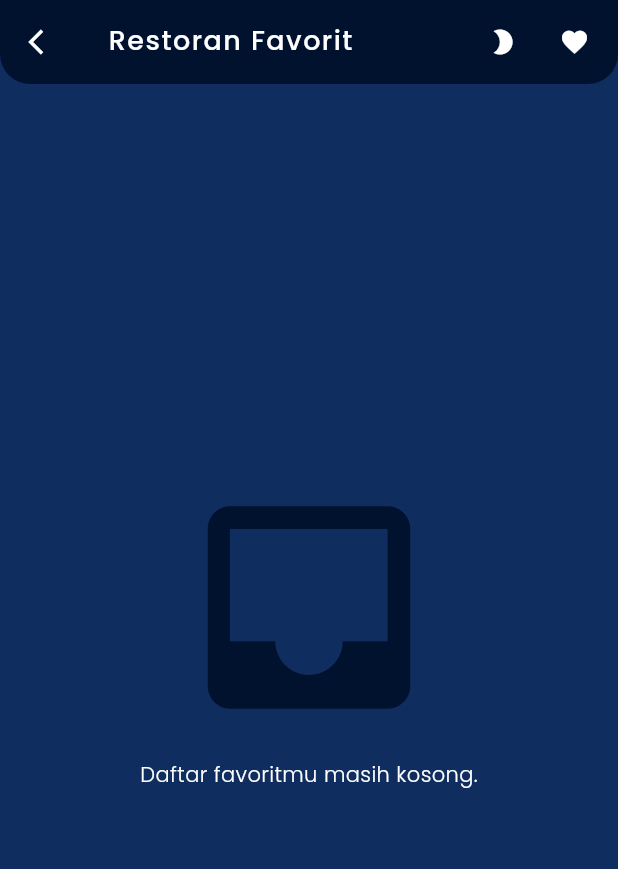
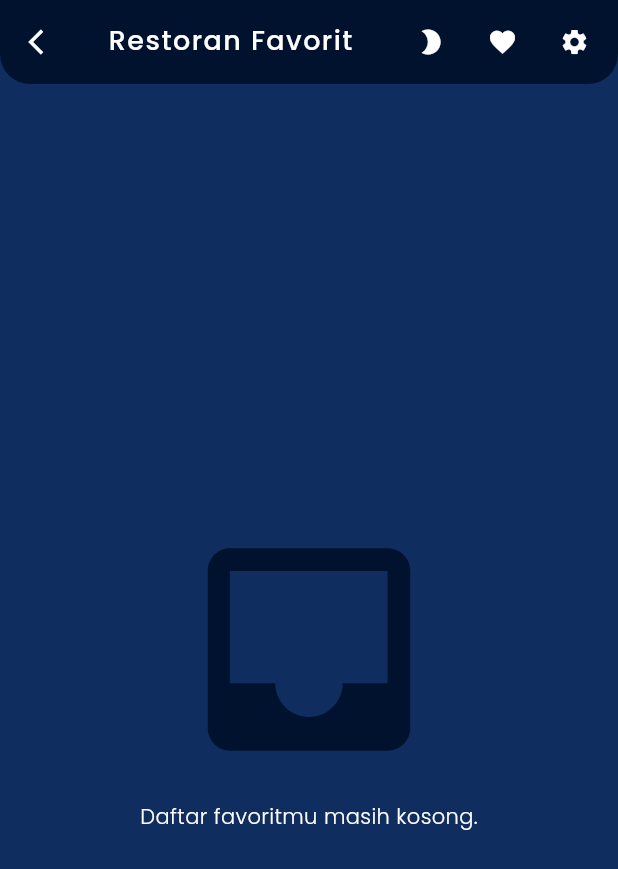
Before and after one commit to budigunawan99/wonderfood, a Flutter app: the FavoriteScreen screen opened by its route, after a tap on the "brightness 4" icon, on a phone screen of 412 x 824 dp. Shown: the top 869 px of the screen. Run offline on Flutter 3.47's test engine with Material 3 defaults, Android fonts, the phone set to English and light mode, and no system bars; our stand-ins replace flutter_rating_bar, shared_preferences, shimmer, sqflite; accounts and stored records are empty; network calls fail.

Commit message:
save theme and settings preferences

```diff
--- /dev/null
+++ b/lib/data/local/theme_shared_preferences_service.dart
@@ -0,0 +1,29 @@
+import 'dart:async';
+
+import 'package:shared_preferences/shared_preferences.dart';
+
+class ThemeSharedPreferencesService {
+  final SharedPreferences _preferences;
+
+  ThemeSharedPreferencesService(this._preferences);
+
+  static const String themeKey = 'WONDERFOOD_THEME';
+
+  Future<void> saveTheme(bool currentTheme) async {
+    try {
+      await _preferences.setBool(themeKey, currentTheme);
+    } catch (e) {
+      if (e is TimeoutException) {
+        throw Exception('Waktu habis. Coba lagi nanti.');
+      } else if (e is FormatException) {
+        throw Exception('Gagal loading data. Coba lagi nanti.');
+      } else {
+        throw Exception("Terjadi kesalahan. Mohon coba lagi nanti.");
+      }
+    }
+  }
+
+  bool getTheme() {
+    return _preferences.getBool(themeKey) ?? false;
+  }
+}
--- a/lib/provider/theme_provider.dart
+++ b/lib/provider/theme_provider.dart
@@ -5,8 +5,8 @@ class ThemeProvider with ChangeNotifier {
 
   bool get isDarkMode => _isDarkMode;
 
-  void setDarkMode() {
-    _isDarkMode = !_isDarkMode;
+  void setDarkMode(bool mode) {
+    _isDarkMode = mode;
     notifyListeners();
   }
 }
--- /dev/null
+++ b/lib/provider/theme_shared_preferences_provider.dart
@@ -0,0 +1,34 @@
+import 'package:flutter/widgets.dart';
+import 'package:wonderfood/data/local/theme_shared_preferences_service.dart';
+
+class ThemeSharedPreferencesProvider extends ChangeNotifier {
+  final ThemeSharedPreferencesService _service;
+
+  ThemeSharedPreferencesProvider(this._service);
+
+  String _message = "";
+  String get message => _message;
+
+  bool? _currentTheme;
+  bool? get currentTheme => _currentTheme;
+
+  Future<void> saveTheme(bool theme) async {
+    try {
+      await _service.saveTheme(theme);
+      _message = "Mode tema anda sudah tersimpan";
+    } catch (e) {
+      _message = "Mode tema anda gagal tersimpan";
+    }
+    notifyListeners();
+  }
+
+  void getTheme() async {
+    try {
+      _currentTheme = _service.getTheme();
+      _message = "Berhasil loading tema";
+    } catch (e) {
+      _message = "Gagal loading tema";
+    }
+    notifyListeners();
+  }
+}
--- a/lib/screen/common/rounded_sliver_app_bar.dart
+++ b/lib/screen/common/rounded_sliver_app_bar.dart
@@ -30,6 +30,18 @@ class RoundedSliverAppBar extends StatelessWidget
               icon: Padding(
                 padding: const EdgeInsets.only(right: 10.0),
                 child: Icon(Icons.favorite, size: 20),
+              ),
+            ),
+            IconButton(
+              onPressed: () {
+                Navigator.pushNamed(
+                  context,
+                  NavigationRoute.settingsRoute.name,
+                );
+              },
+              icon: Padding(
+                padding: const EdgeInsets.only(right: 10.0),
+                child: Icon(Icons.settings, size: 20),
               ),
             ),
           ],
--- a/lib/screen/common/theme_switcher.dart
+++ b/lib/screen/common/theme_switcher.dart
@@ -1,16 +1,56 @@
 import 'package:flutter/material.dart';
 import 'package:provider/provider.dart';
 import 'package:wonderfood/provider/theme_provider.dart';
+import 'package:wonderfood/provider/theme_shared_preferences_provider.dart';
+import 'package:wonderfood/style/colors/wonderfood_colors.dart';
 
-class ThemeSwitcher extends StatelessWidget {
+class ThemeSwitcher extends StatefulWidget {
   const ThemeSwitcher({super.key});
 
   @override
+  State<ThemeSwitcher> createState() => _ThemeSwitcherState();
+}
+
+class _ThemeSwitcherState extends State<ThemeSwitcher> {
+  @override
+  void initState() {
+    super.initState();
+    final themeSharedPreferencesProvider =
+        context.read<ThemeSharedPreferencesProvider>();
+    final themeProvider = context.read<ThemeProvider>();
+
+    Future.microtask(() async {
+      themeSharedPreferencesProvider.getTheme();
+      final theme = themeSharedPreferencesProvider.currentTheme;
+      if (theme != null) {
+        themeProvider.setDarkMode(theme);
+      }
+    });
+  }
+
+  @override
   Widget build(BuildContext context) {
-    return Consumer<ThemeProvider>(builder: (context, themeProvider, child) {
-      return IconButton(
-          onPressed: () {
-            themeProvider.setDarkMode();
+    return Consumer<ThemeProvider>(
+      builder: (context, themeProvider, child) {
+        return IconButton(
+          onPressed: () async {
+            themeProvider.setDarkMode(!themeProvider.isDarkMode);
+            final themeSharedPreferencesProvider =
+                context.read<ThemeSharedPreferencesProvider>();
+            try {
+              await themeSharedPreferencesProvider.saveTheme(
+                themeProvider.isDarkMode,
+              );
+            } catch (e) {
+              WidgetsBinding.instance.addPostFrameCallback((_) {
+                ScaffoldMessenger.of(context).showSnackBar(
+                  SnackBar(
+                    content: Text(themeSharedPreferencesProvider.message),
+                    backgroundColor: WonderfoodColors.red.color,
+                  ),
+                );
+              });
+            }
           },
           icon: Padding(
             padding: const EdgeInsets.only(right: 10.0),
@@ -20,7 +60,9 @@ class ThemeSwitcher extends StatelessWidget {
                   : Icons.brightness_4,
               size: 20,
             ),
-          ));
-    });
+          ),
+        );
+      },
+    );
   }
 }
--- a/lib/screen/favorite/favorite_screen.dart
+++ b/lib/screen/favorite/favorite_screen.dart
@@ -87,8 +87,7 @@ class _FavoriteScreenState extends State<FavoriteScreen> {
                   _ => SliverToBoxAdapter(
                     child: SizedBox(
                       height:
-                          MediaQuery.of(context).size.height -
-                          (2 * kToolbarHeight),
+                          MediaQuery.of(context).size.height - kToolbarHeight,
                       child: Column(
                         mainAxisAlignment: MainAxisAlignment.center,
                         crossAxisAlignment: CrossAxisAlignment.center,
--- a/lib/static/navigation_route.dart
+++ b/lib/static/navigation_route.dart
@@ -3,6 +3,7 @@ enum NavigationRoute {
   detailRoute("/detail"),
   reviewRoute("/review"),
   favoriteRoute("/favorite"),
+  settingsRoute("/settings"),
   searchRoute("/search");
 
   const NavigationRoute(this.name);
--- a/pubspec.yaml
+++ b/pubspec.yaml
@@ -1,6 +1,6 @@
 name: wonderfood
 description: "Restaurant Catalog App for Dicoding Submission"
-publish_to: 'none'
+publish_to: "none"
 version: 0.1.0
 
 environment:
@@ -14,6 +14,8 @@ dependencies:
   http: ^1.3.0
   shimmer: ^3.0.0
   sqflite: ^2.4.2
+  shared_preferences: ^2.5.2
+  flutter_local_notifications: ^18.0.1
 
 dev_dependencies:
   flutter_test:
```
Also changed, not shown: lib/data/local/notification_shared_preferences_service.dart (added, +29 -0 lines), lib/main.dart (+32 -1 lines), lib/provider/settings/notification_provider.dart (added, +12 -0 lines), lib/provider/settings/notification_shared_preferences_provider.dart (added, +34 -0 lines), lib/screen/settings/settings_screen.dart (added, +110 -0 lines), pubspec.lock, 1 other file.
